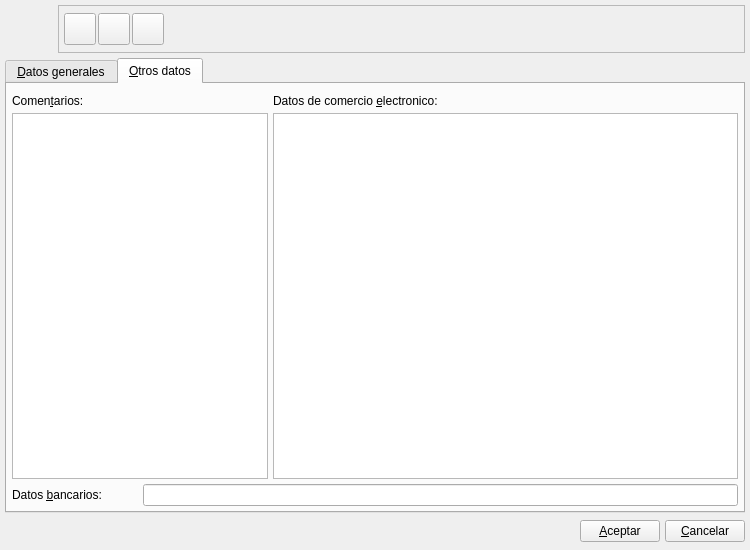
First picture: the form in bulmages/bulmafact/plugins/pluginbf_cliente/clientebase.ui, repository eboladev/Bulmages-1, before the edit.
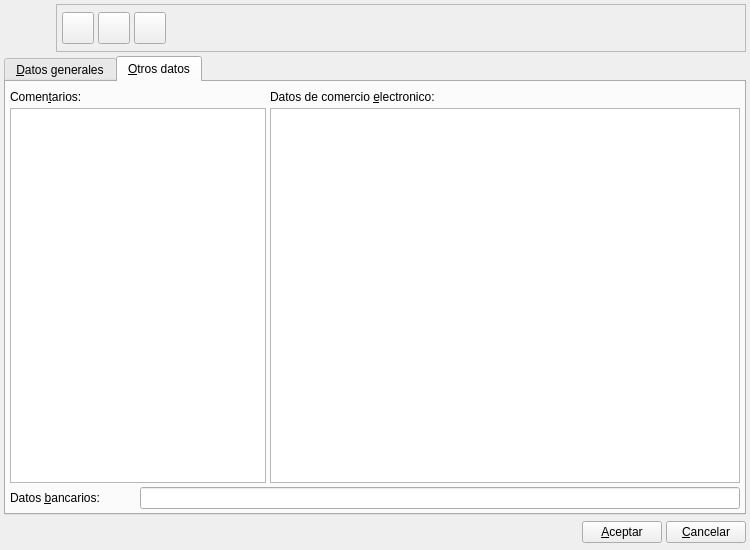
Second picture: the form after the edit. The open tabs and pages were chosen to show the change. Icons and pictures are not drawn. Custom widgets are drawn as their Qt base class.

The edit to the form file:
```diff
--- a/bulmages/bulmafact/plugins/pluginbf_cliente/clientebase.ui
+++ b/bulmages/bulmafact/plugins/pluginbf_cliente/clientebase.ui
@@ -29,15 +29,15 @@
   </property>
   <layout class="QGridLayout">
    <property name="margin">
-    <number>5</number>
+    <number>4</number>
    </property>
    <property name="spacing">
-    <number>5</number>
+    <number>4</number>
    </property>
    <item row="0" column="0">
     <layout class="QHBoxLayout" name="hbox2">
      <property name="spacing">
-      <number>5</number>
+      <number>4</number>
      </property>
      <property name="margin">
       <number>0</number>
@@ -76,6 +76,9 @@
         <enum>QFrame::Raised</enum>
        </property>
        <layout class="QHBoxLayout" name="horizontalLayout">
+        <property name="spacing">
+         <number>4</number>
+        </property>
         <item>
          <widget class="QToolButton" name="mui_guardar">
           <property name="enabled">
@@ -223,7 +226,7 @@
    <item row="2" column="0">
     <layout class="QHBoxLayout" name="hbox1">
      <property name="spacing">
-      <number>5</number>
+      <number>4</number>
      </property>
      <property name="margin">
       <number>0</number>
@@ -657,10 +660,10 @@
       </attribute>
       <layout class="QGridLayout">
        <property name="margin">
-        <number>5</number>
+        <number>4</number>
        </property>
        <property name="spacing">
-        <number>5</number>
+        <number>4</number>
        </property>
        <item row="0" column="0" colspan="3">
         <widget class="QFrame" name="m_frameplugin">
@@ -732,6 +735,12 @@
        </item>
        <item row="3" column="0">
         <widget class="QLabel" name="textLabel2_4_3">
+         <property name="sizePolicy">
+          <sizepolicy hsizetype="Preferred" vsizetype="Preferred">
+           <horstretch>0</horstretch>
+           <verstretch>0</verstretch>
+          </sizepolicy>
+         </property>
          <property name="text">
           <string>Datos &amp;bancarios:</string>
          </property>
```
Left out of the diff: 4 changed lines with no effect on the pictures.
